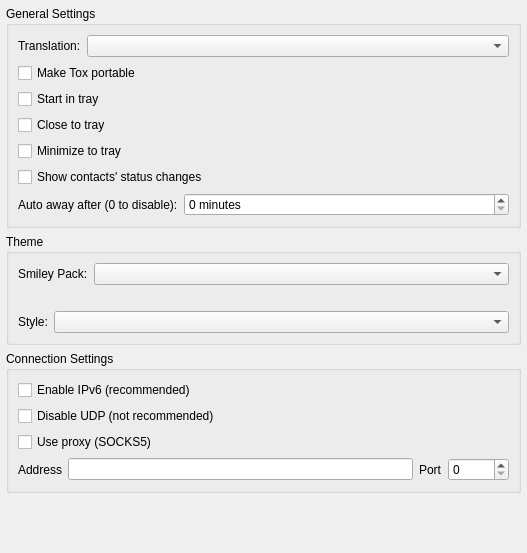
The window that src/widget/form/settings/generalsettings.ui (qTox/qTox) describes before a commit, drawn with Qt 5.
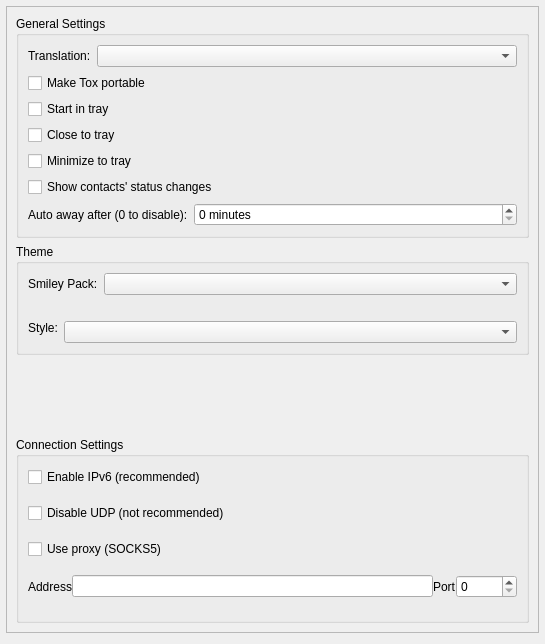
The same window after the commit.

Commit message: scrollbar in generalsettings

Diff of the .ui file:
```diff
--- a/src/widget/form/settings/generalsettings.ui
+++ b/src/widget/form/settings/generalsettings.ui
@@ -6,8 +6,8 @@
    <rect>
     <x>0</x>
     <y>0</y>
-    <width>527</width>
-    <height>553</height>
+    <width>545</width>
+    <height>644</height>
    </rect>
   </property>
   <property name="windowTitle">
@@ -24,6 +24,21 @@
     <number>6</number>
    </property>
    <item>
+    <widget class="QScrollArea" name="scrollArea">
+     <property name="widgetResizable">
+      <bool>true</bool>
+     </property>
+     <widget class="QWidget" name="scrollAreaWidgetContents_2">
+      <property name="geometry">
+       <rect>
+        <x>0</x>
+        <y>0</y>
+        <width>531</width>
+        <height>627</height>
+       </rect>
+      </property>
+      <layout class="QVBoxLayout" name="verticalLayout_4">
+       <item alignment="Qt::AlignTop">
     <widget class="QGroupBox" name="generalGroup">
      <property name="title">
       <string>General Settings</string>
@@ -139,7 +154,7 @@
      </layout>
     </widget>
    </item>
-   <item>
+       <item alignment="Qt::AlignTop">
     <widget class="QGroupBox" name="themeGroup">
      <property name="title">
       <string>Theme</string>
@@ -167,8 +182,11 @@
        </layout>
       </item>
       <item>
-       <layout class="QHBoxLayout" name="horizontalLayout">
-        <item>
+           <layout class="QHBoxLayout" name="horizontalLayout" stretch="0,0,0,0,0">
+            <property name="sizeConstraint">
+             <enum>QLayout::SetDefaultConstraint</enum>
+            </property>
+            <item alignment="Qt::AlignTop">
          <widget class="QLabel" name="smile1">
           <property name="toolTip">
            <string>:)</string>
@@ -178,7 +196,7 @@
           </property>
          </widget>
         </item>
-        <item>
+            <item alignment="Qt::AlignTop">
          <widget class="QLabel" name="smile2">
           <property name="toolTip">
            <string>;)</string>
@@ -188,7 +206,7 @@
           </property>
          </widget>
         </item>
-        <item>
+            <item alignment="Qt::AlignTop">
          <widget class="QLabel" name="smile3">
           <property name="toolTip">
            <string>:p</string>
@@ -198,7 +216,7 @@
           </property>
          </widget>
         </item>
-        <item>
+            <item alignment="Qt::AlignTop">
          <widget class="QLabel" name="smile4">
           <property name="toolTip">
            <string>:O</string>
@@ -208,7 +226,7 @@
           </property>
          </widget>
         </item>
-        <item>
+            <item alignment="Qt::AlignTop">
          <widget class="QLabel" name="smile5">
           <property name="toolTip">
            <string>:'(</string>
@@ -222,14 +240,14 @@
       </item>
       <item>
        <layout class="QHBoxLayout" name="styleHLayout">
-        <item>
+            <item alignment="Qt::AlignTop">
          <widget class="QLabel" name="styleLabel">
           <property name="text">
            <string>Style:</string>
           </property>
          </widget>
         </item>
-        <item>
+            <item alignment="Qt::AlignTop">
          <widget class="QComboBox" name="styleBrowser">
           <property name="sizePolicy">
            <sizepolicy hsizetype="Expanding" vsizetype="Fixed">
@@ -249,7 +267,13 @@
      <property name="title">
       <string>Connection Settings</string>
      </property>
+         <property name="alignment">
+          <set>Qt::AlignLeading|Qt::AlignLeft|Qt::AlignTop</set>
+         </property>
      <layout class="QVBoxLayout" name="verticalLayoutProxy">
+          <property name="topMargin">
+           <number>0</number>
+          </property>
       <item>
        <widget class="QCheckBox" name="cbEnableIPv6">
         <property name="text">
@@ -276,6 +300,9 @@
       </item>
       <item>
        <layout class="QHBoxLayout" name="proxyLayout">
+            <property name="spacing">
+             <number>0</number>
+            </property>
         <item>
          <widget class="QLabel" name="proxyAddrLabel">
           <property name="text">
@@ -308,18 +335,13 @@
      </layout>
     </widget>
    </item>
-   <item>
-    <spacer name="verticalSpacer">
-     <property name="orientation">
-      <enum>Qt::Vertical</enum>
-     </property>
-     <property name="sizeHint" stdset="0">
-      <size>
-       <width>20</width>
-       <height>40</height>
-      </size>
-     </property>
-    </spacer>
+      </layout>
+      <zorder>generalGroup</zorder>
+      <zorder>generalGroup</zorder>
+      <zorder>themeGroup</zorder>
+      <zorder>connectionGroup</zorder>
+     </widget>
+    </widget>
    </item>
   </layout>
  </widget>
```
Lines whose indentation alone changed are shown as unchanged.
